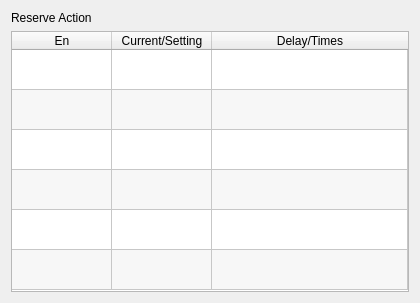
Above: hcinstruction/icpneumaticactionpage.ui from GaussCheng/2-5AxisPunch before the change. Below: the same form after it.
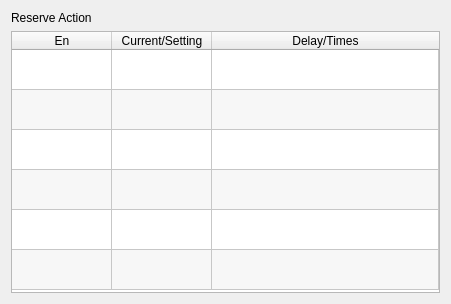
That is the form after the change. Icons and pictures are not drawn.

Patch:
```diff
--- a/hcinstruction/icpneumaticactionpage.ui
+++ b/hcinstruction/icpneumaticactionpage.ui
@@ -6,8 +6,8 @@
    <rect>
     <x>0</x>
     <y>0</y>
-    <width>420</width>
-    <height>303</height>
+    <width>451</width>
+    <height>304</height>
    </rect>
   </property>
   <property name="windowTitle">
```
